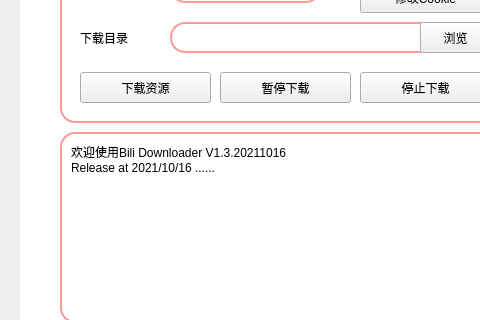
Before: the Qt Designer form biliDownloader.ui in JimmyLiang-lzm/biliDownloader_GUI, drawn with Qt 5; both pictures show x 0 to 480 and y 268 to 588 of the 924 by 676 pixel window.
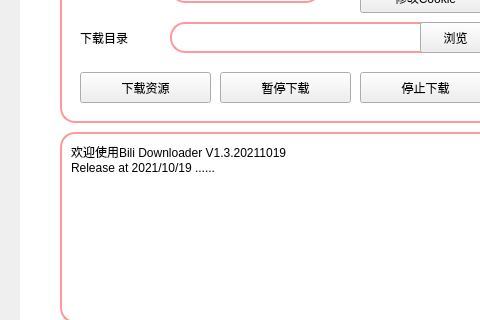
After: the same form once the commit is applied. Icons and pictures are not drawn.

What changed in the file:
```diff
--- a/biliDownloader.ui
+++ b/biliDownloader.ui
@@ -294,8 +294,8 @@
       <bool>true</bool>
      </property>
      <property name="plainText">
-      <string>欢迎使用Bili Downloader V1.3.20211016
-Release at 2021/10/16 ......</string>
+      <string>欢迎使用Bili Downloader V1.3.20211019
+Release at 2021/10/19 ......</string>
      </property>
     </widget>
     <widget class="QGroupBox" name="groupBox">
```
